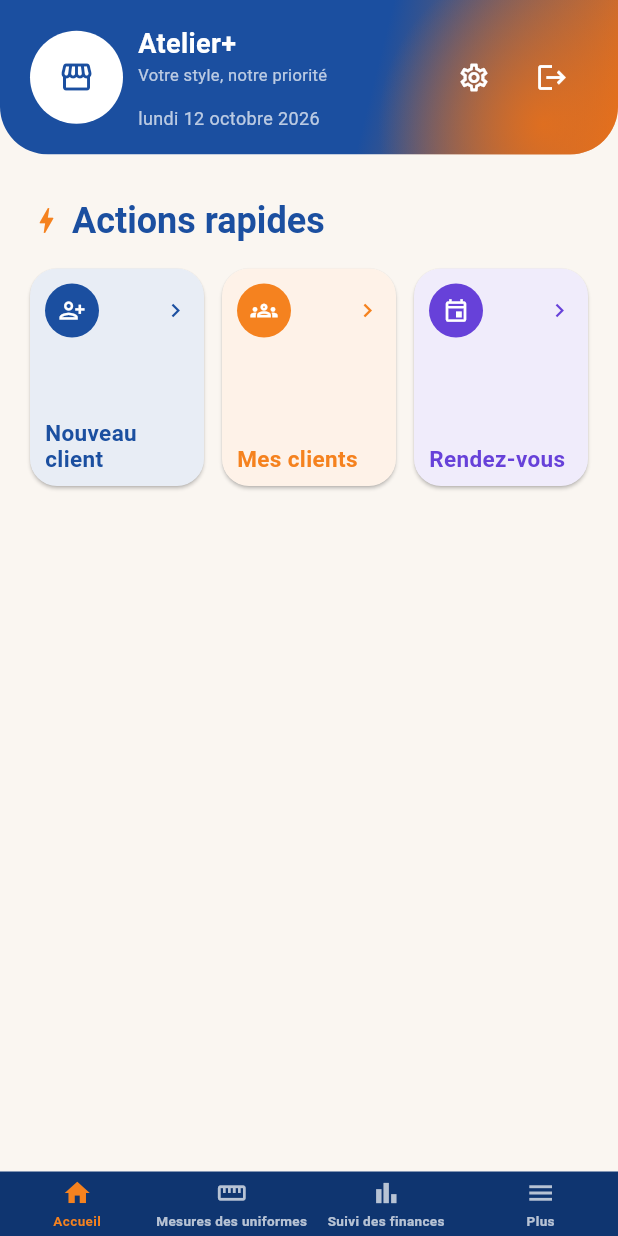
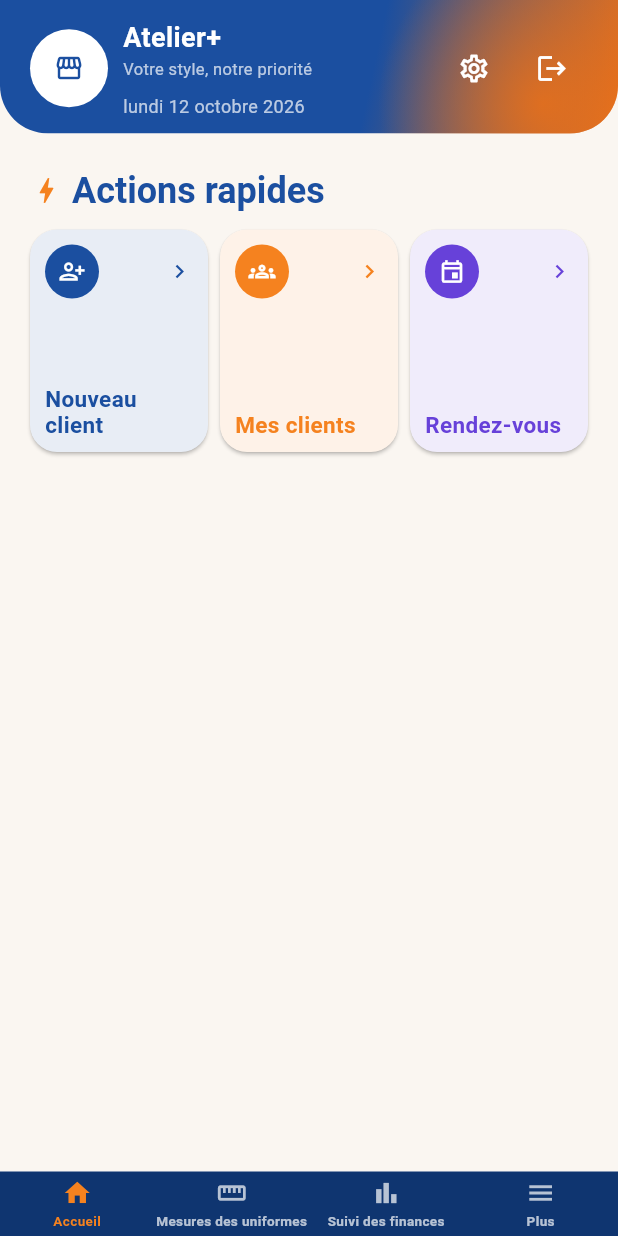
Before and after one commit to ouattaradanou-debug/forevercare-ai, a Flutter app: the screen it shows once a user with an empty profile is signed in, on a phone screen of 412 x 824 dp. Run offline on Flutter 3.47's test engine with Material 3 defaults, Android fonts, the phone set to English and light mode, and no system bars; our stand-ins replace audioplayers, cached_network_image, connectivity_plus, drift, flutter_contacts, flutter_image_compress and 16 more; missing offline and left inert: record; accounts and stored records are empty; generated files the repository leaves out were written again.

Commit message:
Réduit encore la hauteur de l'en-tête et resserre les espaces entre les sections
Logo et marges de l'en-tête encore réduits. Espaces resserrés entre
"Essai gratuit", "Actions rapides", la grille de boutons et
"Aujourd'hui", pour que davantage de contenu tienne à l'écran sans
défiler.

Co-Authored-By: Claude Sonnet 5 <noreply@anthropic.com>
Claude-Session: https://claude.ai/code/session_01HPRTXPCgGzxUX9YW2QHUsa

```diff
--- a/atelier_plus/lib/features/auth/presentation/ecran_accueil_provisoire.dart
+++ b/atelier_plus/lib/features/auth/presentation/ecran_accueil_provisoire.dart
@@ -117,12 +117,12 @@ class _EcranAccueilProvisoireState extends ConsumerState<EcranAccueilProvisoire>
                 tachesEnAttente: tachesEnAttente,
               ),
               Padding(
-                padding: const EdgeInsets.fromLTRB(20, 20, 20, 24),
+                padding: const EdgeInsets.fromLTRB(20, 16, 20, 16),
                 child: Column(
                   crossAxisAlignment: CrossAxisAlignment.stretch,
                   children: [
                     const _CarteEssai(),
-                    const SizedBox(height: 8),
+                    const SizedBox(height: 6),
                     Row(
                       children: [
                         const Icon(Icons.bolt, color: _CouleursAccueil.carteEssaiIcone, size: 22),
@@ -136,13 +136,13 @@ class _EcranAccueilProvisoireState extends ConsumerState<EcranAccueilProvisoire>
                         ),
                       ],
                     ),
-                    const SizedBox(height: 16),
+                    const SizedBox(height: 10),
                     GridView.count(
                       shrinkWrap: true,
                       physics: const NeverScrollableScrollPhysics(),
                       crossAxisCount: 3,
-                      mainAxisSpacing: 12,
-                      crossAxisSpacing: 12,
+                      mainAxisSpacing: 8,
+                      crossAxisSpacing: 8,
                       childAspectRatio: 0.8,
                       children: [
                         _CarteAction(
@@ -187,9 +187,9 @@ class _EcranAccueilProvisoireState extends ConsumerState<EcranAccueilProvisoire>
                       ],
                     ),
                     if (estProprietaire) ...[
-                      const SizedBox(height: 24),
+                      const SizedBox(height: 14),
                       const Divider(color: Color(0xFFDDD3C8)),
-                      const SizedBox(height: 16),
+                      const SizedBox(height: 10),
                       Row(
                         children: [
                           const Icon(Icons.calendar_month, color: _CouleursAccueil.enteteHaut, size: 22),
@@ -203,10 +203,10 @@ class _EcranAccueilProvisoireState extends ConsumerState<EcranAccueilProvisoire>
                           ),
                         ],
                       ),
-                      const SizedBox(height: 16),
+                      const SizedBox(height: 10),
                       const _SectionAujourdhui(),
                     ] else if (enResolution) ...[
-                      const SizedBox(height: 24),
+                      const SizedBox(height: 14),
                       const Center(
                         child: Padding(
                           padding: EdgeInsets.all(12),
@@ -295,26 +295,26 @@ class _EnTete extends StatelessWidget {
 
   Widget _contenu(BuildContext context) {
     return Padding(
-        padding: const EdgeInsets.fromLTRB(20, 16, 20, 16),
+        padding: const EdgeInsets.fromLTRB(20, 12, 20, 10),
         child: Column(
           crossAxisAlignment: CrossAxisAlignment.start,
           children: [
             Row(
               children: [
                 Container(
-                  padding: const EdgeInsets.all(3),
+                  padding: const EdgeInsets.all(2),
                   decoration: const BoxDecoration(shape: BoxShape.circle, color: Colors.white),
                   child: atelier.when(
                     data: (a) => CircleAvatar(
-                      radius: 28,
+                      radius: 24,
                       backgroundColor: Colors.white24,
                       backgroundImage: a?.logoUrl == null ? null : NetworkImage(a!.logoUrl!),
                       child: a?.logoUrl == null
-                          ? const Icon(Icons.storefront, color: _CouleursAccueil.enteteHaut, size: 24)
+                          ? const Icon(Icons.storefront, color: _CouleursAccueil.enteteHaut, size: 20)
                           : null,
                     ),
-                    loading: () => const CircleAvatar(radius: 28, backgroundColor: Colors.white24),
-                    error: (_, __) => const CircleAvatar(radius: 28, backgroundColor: Colors.white24),
+                    loading: () => const CircleAvatar(radius: 24, backgroundColor: Colors.white24),
+                    error: (_, __) => const CircleAvatar(radius: 24, backgroundColor: Colors.white24),
                   ),
                 ),
                 const SizedBox(width: 10),
@@ -342,7 +342,7 @@ class _EnTete extends StatelessWidget {
                         maxLines: 1,
                         overflow: TextOverflow.ellipsis,
                       ),
-                      const SizedBox(height: 10),
+                      const SizedBox(height: 6),
                       utilisateur.when(
                         data: (u) => u == null
                             ? const SizedBox.shrink()
```
